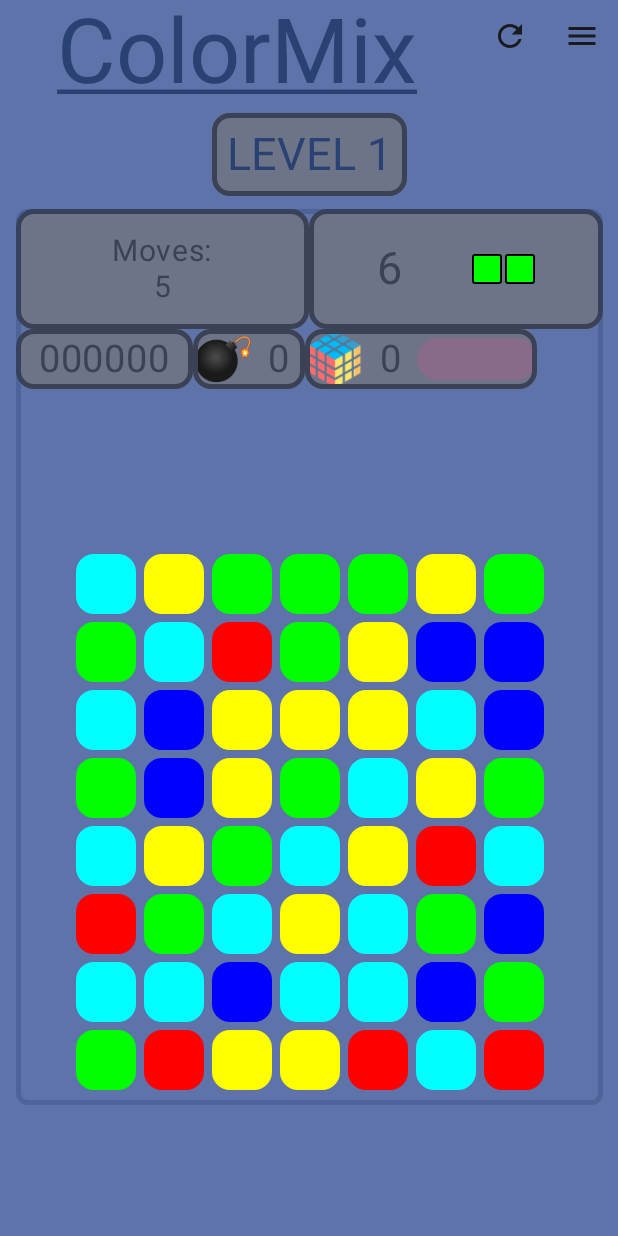
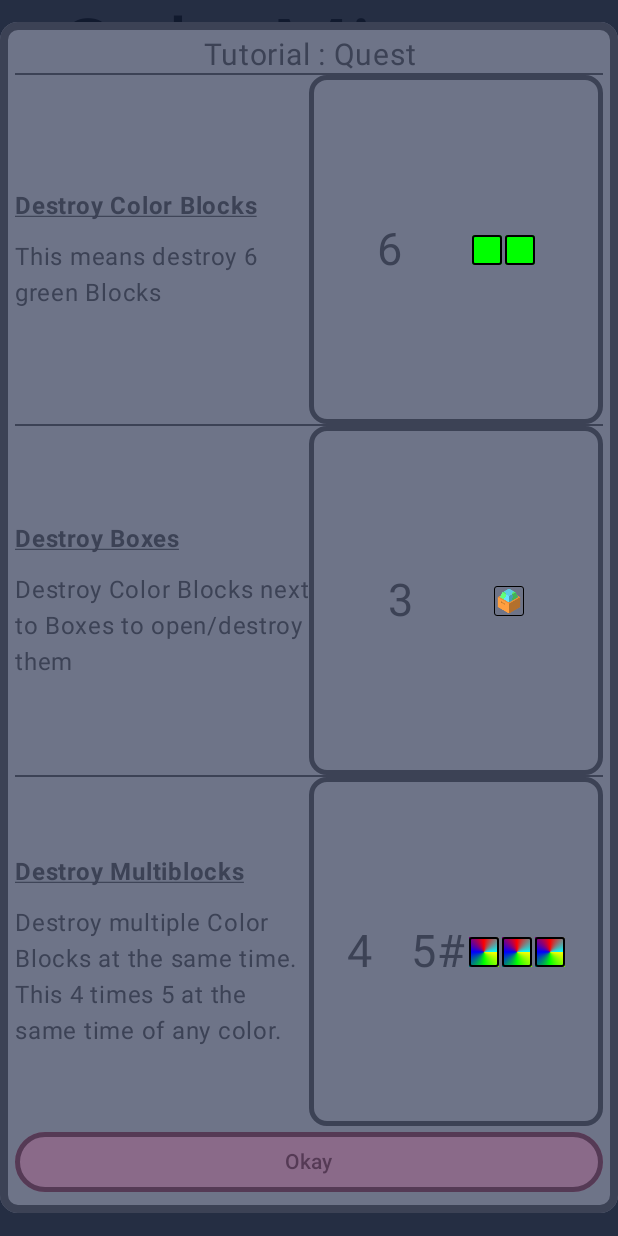
Before and after one commit to Bezes13/ColorMix, an Android app built with Jetpack Compose: the screen it shows after launch (MainActivity), after a tap on "PLAY", on a phone screen of 412 x 824 dp. Run offline under Robolectric (Android 15) with nearby library versions, the light colour scheme and no system bars; our stand-ins replace Dagger/Hilt's generated code; 1 statement that could not run was skipped.

Commit message:
Tutorial + powerups

```diff
--- /dev/null
+++ b/app/src/main/java/com/games/colormix/game/GainPowerUp.kt
@@ -0,0 +1,52 @@
+package com.games.colormix.game
+
+import androidx.annotation.DrawableRes
+import androidx.compose.animation.core.TweenSpec
+import androidx.compose.animation.core.animateIntOffsetAsState
+import androidx.compose.foundation.Image
+import androidx.compose.foundation.layout.Box
+import androidx.compose.foundation.layout.fillMaxSize
+import androidx.compose.foundation.layout.offset
+import androidx.compose.foundation.layout.size
+import androidx.compose.runtime.Composable
+import androidx.compose.runtime.LaunchedEffect
+import androidx.compose.runtime.getValue
+import androidx.compose.runtime.mutableStateOf
+import androidx.compose.runtime.remember
+import androidx.compose.runtime.setValue
+import androidx.compose.ui.Alignment
+import androidx.compose.ui.Modifier
+import androidx.compose.ui.draw.alpha
+import androidx.compose.ui.res.painterResource
+import androidx.compose.ui.unit.IntOffset
+import androidx.compose.ui.unit.dp
+
+@Composable
+fun GainPowerUp(powerUpCount: Int, @DrawableRes res: Int) {
+    var powerUp by remember { mutableStateOf(false) }
+    val offset by animateIntOffsetAsState(
+        targetValue = if (powerUp) IntOffset(0, -200) else IntOffset(0, 0),
+        animationSpec = TweenSpec(2000),
+        label = "offset",
+        finishedListener = { powerUp = false }
+    )
+    LaunchedEffect(key1 = powerUpCount) {
+        if (powerUpCount > 0) {
+            powerUp = true
+        }
+    }
+    if (powerUp) {
+        Box(contentAlignment = Alignment.Center) {
+            Box(modifier = Modifier
+                .size(100.dp)
+                .offset { offset }
+                .alpha(1 - offset.y / -200f), contentAlignment = Alignment.Center) {
+                Image(
+                    painter = painterResource(id = res),
+                    contentDescription = "powerUp",
+                    Modifier.fillMaxSize()
+                )
+            }
+        }
+    }
+}
--- a/app/src/main/java/com/games/colormix/game/QuestObject.kt
+++ b/app/src/main/java/com/games/colormix/game/QuestObject.kt
@@ -22,14 +22,14 @@ import com.games.colormix.data.startColors
 import com.games.colormix.main.FieldSize
 
 @Composable
-fun QuestObject(quest: LevelQuest) {
+fun QuestObject(quest: LevelQuest, modifier: Modifier = Modifier) {
     val brush = Brush.sweepGradient(startColors)
-    val modifier = if (quest.multiBlock != null) Modifier.background(brush) else Modifier
+    val mod = if (quest.multiBlock != null) modifier.background(brush) else modifier
     Card(
         colors = CardDefaults.cardColors(
             containerColor = quest.color ?: Color.Transparent
         ),
-        modifier = modifier.size(FieldSize / 2),
+        modifier = mod.size(FieldSize / 2),
         shape = RoundedCornerShape(2.dp),
         border = if (quest.specialType == SpecialType.None) BorderStroke(
             1.dp,
--- a/app/src/main/java/com/games/colormix/main/MainScreen.kt
+++ b/app/src/main/java/com/games/colormix/main/MainScreen.kt
@@ -40,12 +40,15 @@ import com.games.colormix.game.AnimationGrid
 import com.games.colormix.game.BorderedBox
 import com.games.colormix.game.DraggableItem
 import com.games.colormix.game.Field
+import com.games.colormix.game.GainPowerUp
 import com.games.colormix.game.LevelData
 import com.games.colormix.game.LevelDoneDialog
 import com.games.colormix.game.LevelInfoCard
 import com.games.colormix.game.MovesInfo
 import com.games.colormix.game.QuestInfo
 import com.games.colormix.navigation.Screen
+import com.games.colormix.tutorial.PowerUpTutorial
+import com.games.colormix.tutorial.QuestTutorial
 
 val FieldSize = 40.dp
 val VerticalPadding = 5.dp
@@ -55,6 +58,10 @@ fun MainScreen(navigate: (String) -> Unit, mainViewModel: MainViewModel = hiltVi
     val viewState: MainViewState by mainViewModel.viewState.collectAsState()
     if (viewState.currentLevel.level > LevelData.LEVELS.size) {
         navigate(Screen.LEVEL_SELECTION.name)
+    }
+    if (!mainViewModel.isTutorialShown()){
+        mainViewModel.sendEvent(MainViewEvent.SetDialog(MainViewDialog.QuestTutorial))
+        mainViewModel.setTutorialShown()
     }
     MainScreenContent(
         navigate,
@@ -101,7 +108,7 @@ fun MainScreenContent(
             )
         }
 
-        is MainViewDialog.LevelFailed -> LevelDoneDialog(
+        MainViewDialog.LevelFailed -> LevelDoneDialog(
             R.string.retry,
             R.string.level_failed,
             stringResource(id = R.string.level_failed_body)
@@ -112,7 +119,7 @@ fun MainScreenContent(
             )
         }
 
-        is MainViewDialog.NoMovesAvailable -> LevelDoneDialog(
+        MainViewDialog.NoMovesAvailable -> LevelDoneDialog(
             R.string.retry,
             R.string.no_more_moves,
             stringResource(id = R.string.no_more_moves_body)
@@ -123,7 +130,17 @@ fun MainScreenContent(
             )
         }
 
-        is MainViewDialog.None -> {}
+        MainViewDialog.None -> {}
+        MainViewDialog.PowerUpTutorial -> {
+            PowerUpTutorial {
+                eventListener(MainViewEvent.SetDialog(MainViewDialog.None))
+            }
+        }
+        MainViewDialog.QuestTutorial -> {
+            QuestTutorial {
+                eventListener(MainViewEvent.SetDialog(MainViewDialog.PowerUpTutorial))
+            }
+        }
     }
     Column(
         verticalArrangement = Arrangement.spacedBy(5.dp),
@@ -198,7 +215,7 @@ fun MainScreenContent(
                     }
                 }
 
-                Box(modifier = Modifier.align(Alignment.CenterHorizontally)) {
+                Box(modifier = Modifier.align(Alignment.CenterHorizontally),contentAlignment = Alignment.Center) {
                     Row(
                         horizontalArrangement = Arrangement.spacedBy(5.dp),
                         modifier = Modifier.padding(10.dp)
@@ -212,6 +229,8 @@ fun MainScreenContent(
                         }
                     }
                     AnimationGrid(gameField, animateAt, eventListener)
+                    GainPowerUp(rubikCount, R.drawable.rubik)
+                    GainPowerUp(bombCount, R.drawable.bomb)
                 }
             }
         }
@@ -221,6 +240,8 @@ fun MainScreenContent(
 sealed class MainViewDialog {
     data class LevelComplete(val info: String) : MainViewDialog()
     data object LevelFailed : MainViewDialog()
+    data object QuestTutorial : MainViewDialog()
+    data object PowerUpTutorial : MainViewDialog()
     data object None : MainViewDialog()
     data object NoMovesAvailable : MainViewDialog()
 }
--- a/app/src/main/java/com/games/colormix/main/MainViewModel.kt
+++ b/app/src/main/java/com/games/colormix/main/MainViewModel.kt
@@ -296,7 +296,7 @@ class MainViewModel @Inject constructor(
                 }
             }
             it.copy(
-                dialog = if (noMovesAvailable(newGameField)) MainViewDialog.NoMovesAvailable else it.dialog,
+                dialog = if (it.rubikCount == 0 && it.bombCount == 0 && noMovesAvailable(newGameField)) MainViewDialog.NoMovesAvailable else it.dialog,
                 gameField = newGameField
             )
         }
@@ -399,6 +399,15 @@ class MainViewModel @Inject constructor(
         _viewState.update { it.copy(dialog = dialog) }
     }
 
+    fun isTutorialShown() : Boolean {
+        return sharedPreferences.getInt("tutorial", 0) == 1
+    }
+    fun setTutorialShown(){
+        val editor = sharedPreferences.edit()
+        editor.putInt("tutorial", 1)
+        editor.apply()
+    }
+
     private fun isDestroyable(
         pos: Pair<Int, Int>,
         fieldsToDestroy: MutableList<Pair<Int, Int>>,
--- a/app/src/main/java/com/games/colormix/start/StartScreen.kt
+++ b/app/src/main/java/com/games/colormix/start/StartScreen.kt
@@ -21,6 +21,7 @@ import androidx.compose.runtime.Composable
 import androidx.compose.runtime.getValue
 import androidx.compose.runtime.mutableStateOf
 import androidx.compose.runtime.remember
+import androidx.compose.runtime.setValue
 import androidx.compose.ui.Alignment
 import androidx.compose.ui.Modifier
 import androidx.compose.ui.platform.LocalContext
@@ -33,6 +34,8 @@ import androidx.hilt.navigation.compose.hiltViewModel
 import com.games.colormix.R
 import com.games.colormix.data.startColor
 import com.games.colormix.navigation.Screen
+import com.games.colormix.tutorial.PowerUpTutorial
+import com.games.colormix.tutorial.QuestTutorial
 
 @Composable
 fun StartScreen(navigate: (String) -> Unit, startViewModel: StartViewModel = hiltViewModel()) {
@@ -54,6 +57,7 @@ fun StartScreen(
         })
     }
     val activity = (LocalContext.current as? Activity)
+    var tutorial by remember { mutableStateOf(0) }
     Box(modifier = Modifier.fillMaxSize(), contentAlignment = Alignment.Center) {
         Column(
             Modifier,
@@ -71,6 +75,15 @@ fun StartScreen(
                     }
                 }
             }
+        }
+        when (tutorial){
+            1 -> QuestTutorial {
+                tutorial = 2
+            }
+            2 -> PowerUpTutorial {
+                tutorial = 0
+            }
+            else -> {}
         }
 
         Column(
@@ -102,6 +115,7 @@ fun StartScreen(
             ) {
                 MenuButton(R.string.play) { navigate(Screen.Main.name + "/${getCurrentLevel()}") }
                 MenuButton(R.string.level_selection) { navigate(Screen.LEVEL_SELECTION.name) }
+                MenuButton(R.string.tutorial) { tutorial = 1 }
                 MenuButton(R.string.quit) { activity?.finish() }
             }
         }
--- /dev/null
+++ b/app/src/main/java/com/games/colormix/tutorial/QuestTutorial.kt
@@ -0,0 +1,116 @@
+package com.games.colormix.tutorial
+
+import androidx.compose.foundation.BorderStroke
+import androidx.compose.foundation.layout.Arrangement
+import androidx.compose.foundation.layout.Column
+import androidx.compose.foundation.layout.ColumnScope
+import androidx.compose.foundation.layout.Row
+import androidx.compose.foundation.layout.Spacer
+import androidx.compose.foundation.layout.fillMaxHeight
+import androidx.compose.foundation.layout.fillMaxWidth
+import androidx.compose.foundation.layout.padding
+import androidx.compose.foundation.layout.size
+import androidx.compose.material3.Button
+import androidx.compose.material3.ButtonDefaults
+import androidx.compose.material3.Card
+import androidx.compose.material3.CardDefaults
+import androidx.compose.material3.Divider
+import androidx.compose.material3.MaterialTheme
+import androidx.compose.material3.Text
+import androidx.compose.runtime.Composable
+import androidx.compose.ui.Alignment
+import androidx.compose.ui.Modifier
+import androidx.compose.ui.graphics.Color
+import androidx.compose.ui.res.stringResource
+import androidx.compose.ui.text.font.FontWeight
+import androidx.compose.ui.text.style.TextAlign
+import androidx.compose.ui.text.style.TextDecoration
+import androidx.compose.ui.tooling.preview.Preview
+import androidx.compose.ui.unit.dp
+import androidx.compose.ui.unit.sp
+import androidx.compose.ui.window.Dialog
+import com.games.colormix.R
+import com.games.colormix.data.LevelInfo
+import com.games.colormix.data.LevelQuest
+import com.games.colormix.data.SpecialType
+import com.games.colormix.game.QuestInfo
+
+@Composable
+fun QuestTutorial(dismiss: () -> Unit) {
+    Dialog(onDismissRequest = dismiss) {
+        Card(
+            colors = CardDefaults.cardColors(
+                containerColor = MaterialTheme.colorScheme.secondaryContainer,
+                contentColor = MaterialTheme.colorScheme.secondary
+            ),
+            border = BorderStroke(5.dp, MaterialTheme.colorScheme.secondary)
+        ) {
+            Column(modifier = Modifier.padding(10.dp)) {
+                Text(
+                    text = "Tutorial : Quest",
+                    modifier = Modifier.fillMaxWidth(),
+                    textAlign = TextAlign.Center,
+                    fontSize = 20.sp
+                )
+                Divider(color = MaterialTheme.colorScheme.secondary)
+                Column (Modifier.fillMaxHeight(0.9f)){
+                    QuestTutorialItem(
+                        LevelQuest(SpecialType.None, Color.Green, 6),
+                        "Destroy Color Blocks",
+                        "This means destroy 6 green Blocks"
+                    )
+                    Divider(color = MaterialTheme.colorScheme.secondary)
+                    QuestTutorialItem(
+                        LevelQuest(SpecialType.OpenBox, null, 3),
+                        "Destroy Boxes",
+                        "Destroy Color Blocks next to Boxes to open/destroy them"
+                    )
+                    Divider(color = MaterialTheme.colorScheme.secondary)
+                    QuestTutorialItem(
+                        LevelQuest(SpecialType.None, null, 4, 5),
+                        "Destroy Multiblocks",
+                        "Destroy multiple Color Blocks at the same time. \nThis 4 times 5 at the same time of any color."
+                    )
+                }
+                Button(
+                    onClick = dismiss,
+                    colors = ButtonDefaults.buttonColors(
+                        contentColor = MaterialTheme.colorScheme.tertiary,
+                        containerColor = MaterialTheme.colorScheme.tertiaryContainer
+                    ),
+                    border = BorderStroke(3.dp, MaterialTheme.colorScheme.tertiary),
+                    modifier = Modifier.fillMaxWidth()
+                ) {
+                    Text(text = stringResource(id = R.string.okay))
+                }
+            }
+        }
+    }
+}
+
+@Composable
+private fun ColumnScope.QuestTutorialItem(quest: LevelQuest, title: String, explanation: String) {
+    Row(
+        modifier = Modifier
+            .fillMaxWidth()
+            .weight(1f),
+        verticalAlignment = Alignment.CenterVertically,
+        horizontalArrangement = Arrangement.SpaceBetween
+    ) {
+        Column(modifier = Modifier.weight(1f)) {
+            Text(text = title, fontWeight = FontWeight.Bold, textDecoration = TextDecoration.Underline)
+            Spacer(modifier = Modifier.size(10.dp))
+            Text(text = explanation)
+        }
+        QuestInfo(LevelInfo(listOf(quest)))
+
+    }
+}
+
+@Preview
+@Composable
+fun QuestTutorialPreview() {
+    QuestTutorial {
+
+    }
+}
--- a/app/src/main/res/values/strings.xml
+++ b/app/src/main/res/values/strings.xml
@@ -14,5 +14,7 @@
     <string name="completed">Completed</string>
     <string name="no_more_moves">No more Moves</string>
     <string name="no_more_moves_body">There are no more moves available.</string>
+    <string name="okay">Okay</string>
+    <string name="tutorial">Tutorial</string>
 
 </resources>
```
Also changed, not shown: app/src/main/java/com/games/colormix/tutorial/PowerUpTutorial.kt (added, +139 -0 lines).
